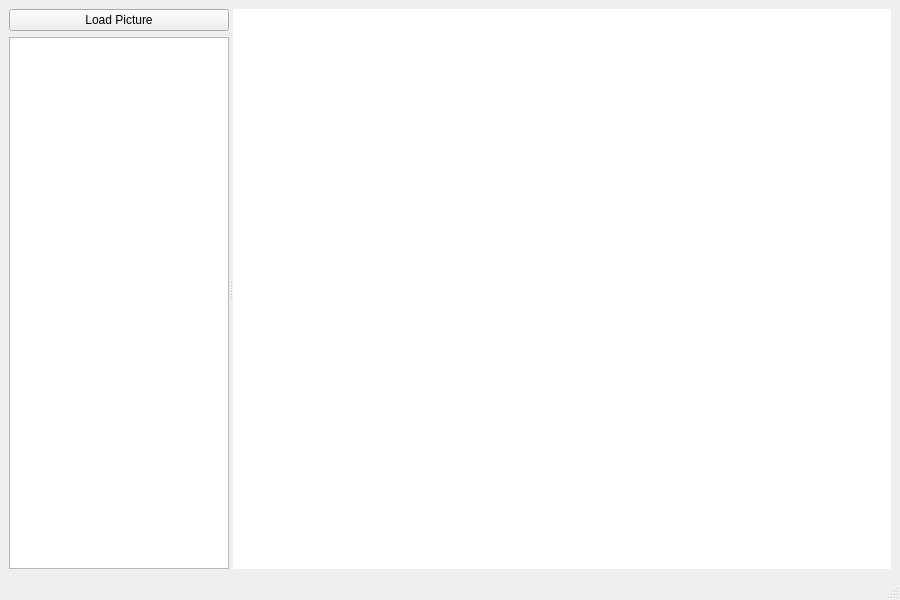
Above: mainwindow.ui from 5teveLAN/SecretSharing before the change. Below: the same form after it.
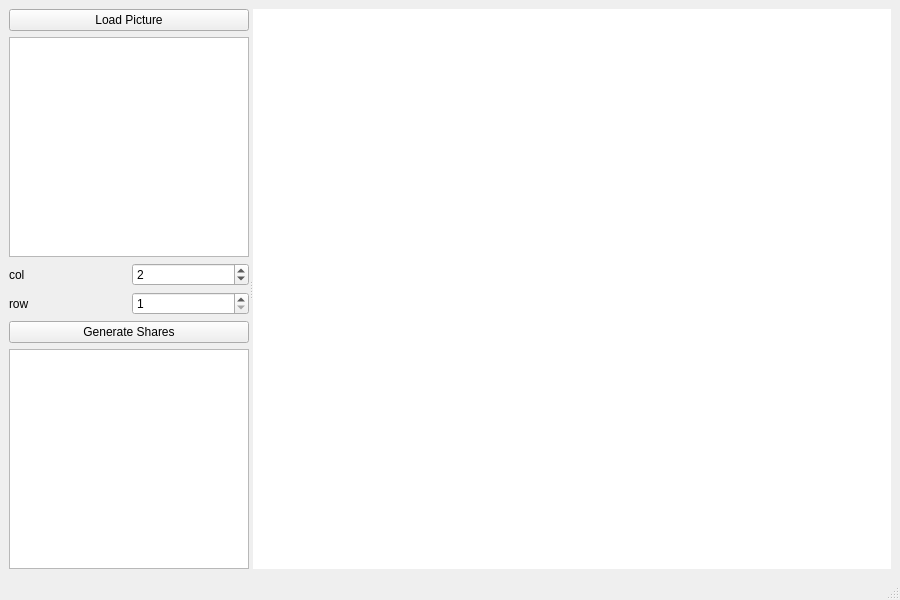
That is the form after the change.

Commit message: 完成v0.2 GUI

Diff of the .ui file:
```diff
--- a/mainwindow.ui
+++ b/mainwindow.ui
@@ -32,7 +32,7 @@
        </property>
        <property name="maximumSize">
         <size>
-         <width>220</width>
+         <width>240</width>
          <height>16777215</height>
         </size>
        </property>
@@ -47,6 +47,74 @@
         <item>
          <widget class="QListWidget" name="pictureList"/>
         </item>
+        <item>
+         <widget class="QWidget" name="ssConfigWidget" native="true">
+          <layout class="QGridLayout" name="ssGrid">
+           <property name="leftMargin">
+            <number>0</number>
+           </property>
+           <property name="topMargin">
+            <number>0</number>
+           </property>
+           <property name="rightMargin">
+            <number>0</number>
+           </property>
+           <property name="bottomMargin">
+            <number>0</number>
+           </property>
+           <item row="0" column="0">
+            <widget class="QLabel" name="ratioColLabel">
+             <property name="text">
+              <string>col</string>
+             </property>
+            </widget>
+           </item>
+           <item row="0" column="1">
+            <widget class="QSpinBox" name="ratioColSpin">
+             <property name="minimum">
+              <number>1</number>
+             </property>
+             <property name="maximum">
+              <number>8</number>
+             </property>
+             <property name="value">
+              <number>2</number>
+             </property>
+            </widget>
+           </item>
+           <item row="1" column="0">
+            <widget class="QLabel" name="ratioRowLabel">
+             <property name="text">
+              <string>row</string>
+             </property>
+            </widget>
+           </item>
+           <item row="1" column="1">
+            <widget class="QSpinBox" name="ratioRowSpin">
+             <property name="minimum">
+              <number>1</number>
+             </property>
+             <property name="maximum">
+              <number>8</number>
+             </property>
+             <property name="value">
+              <number>1</number>
+             </property>
+            </widget>
+           </item>
+          </layout>
+         </widget>
+        </item>
+        <item>
+         <widget class="QPushButton" name="generateButton">
+          <property name="text">
+           <string>Generate Shares</string>
+          </property>
+         </widget>
+        </item>
+        <item>
+         <widget class="QListWidget" name="shareList"/>
+        </item>
        </layout>
       </widget>
       <widget class="QGraphicsView" name="imageView">
```
The commit also changes 2 other files.
